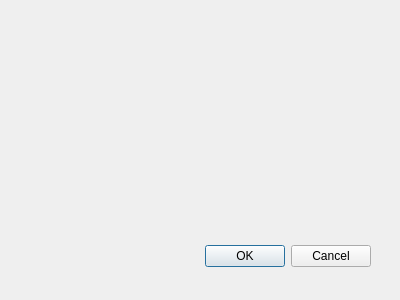
Before: the Qt Designer form mydialog.ui in rocketII/QT-sandbox, drawn with Qt 5.
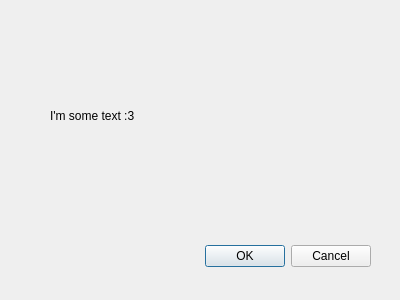
After: the same form once the commit is applied.

```diff
--- a/mydialog.ui
+++ b/mydialog.ui
@@ -31,6 +31,19 @@
     <set>QDialogButtonBox::Cancel|QDialogButtonBox::Ok</set>
    </property>
   </widget>
+  <widget class="QLabel" name="label">
+   <property name="geometry">
+    <rect>
+     <x>50</x>
+     <y>50</y>
+     <width>261</width>
+     <height>131</height>
+    </rect>
+   </property>
+   <property name="text">
+    <string>I'm some text :3</string>
+   </property>
+  </widget>
  </widget>
  <pixmapfunction/>
  <resources/>
```
Left out of the diff: 9 changed lines with no effect on the pictures.
